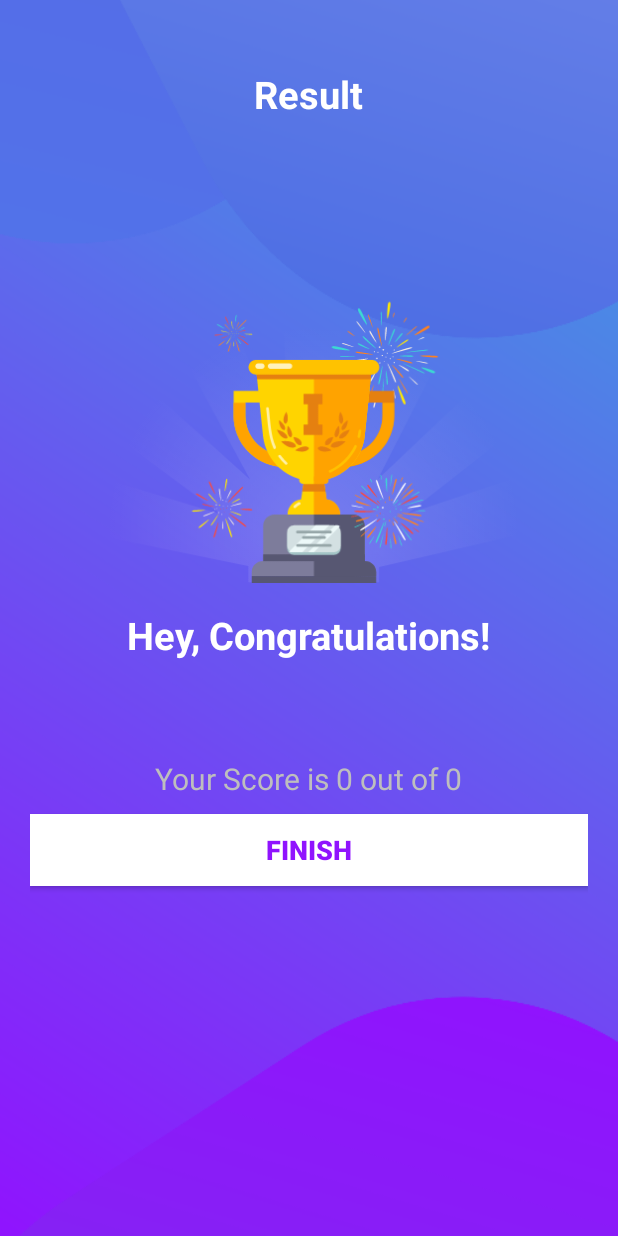
After one commit to im-somax/QuizApp, an Android app: the ResultActivity screen opened directly, with no data from a screen before it, on a phone screen of 412 x 824 dp. The commit adds this screen. Run offline under Robolectric (Android 15) with nearby library versions, the phone set to English and light mode, and no system bars.

Commit message:
Added Result screen

```diff
--- a/app/src/main/java/com/example/quizapp/Constants.kt
+++ b/app/src/main/java/com/example/quizapp/Constants.kt
@@ -1,6 +1,11 @@
 package com.example.quizapp
 
 object Constants{
+
+    const val USER_NAME: String = "user_name"
+    const val TOTAL_QUESTIONS: String = "total_question"
+    const val CORRECT_ANSWER: String = "correct_answers"
+
     fun getQuestions(): ArrayList<Question>{
         val questionList = ArrayList<Question>()
 
--- a/app/src/main/java/com/example/quizapp/MainActivity.kt
+++ b/app/src/main/java/com/example/quizapp/MainActivity.kt
@@ -21,6 +21,7 @@ class MainActivity : AppCompatActivity() {
                 Toast.makeText(this, "Please enter your name", Toast.LENGTH_SHORT).show()
             }else{
                 val intent = Intent(this, QuizQuestionActivity::class.java)
+                intent.putExtra(Constants.USER_NAME, et_name.text.toString())
                 startActivity(intent)
                 finish()
             }
--- /dev/null
+++ b/app/src/main/java/com/example/quizapp/ResultActivity.kt
@@ -0,0 +1,29 @@
+package com.example.quizapp
+
+import android.content.Intent
+import androidx.appcompat.app.AppCompatActivity
+import android.os.Bundle
+import android.view.View
+import kotlinx.android.synthetic.main.activity_result.*
+
+class ResultActivity : AppCompatActivity() {
+
+    override fun onCreate(savedInstanceState: Bundle?) {
+        super.onCreate(savedInstanceState)
+        setContentView(R.layout.activity_result)
+
+        window.decorView.systemUiVisibility = View.SYSTEM_UI_FLAG_FULLSCREEN
+
+        val username = intent.getStringExtra(Constants.USER_NAME)
+        tv_name.text = username
+
+        val totalQuestions = intent.getIntExtra(Constants.TOTAL_QUESTIONS,0)
+        val correctAnswers = intent.getIntExtra(Constants.CORRECT_ANSWER,0)
+        tv_score.text = "Your Score is $correctAnswers out of $totalQuestions"
+
+        btn_finish.setOnClickListener{
+            startActivity(Intent(this, MainActivity::class.java))
+            finish()
+        }
+    }
+}
--- /dev/null
+++ b/app/src/main/res/layout/activity_result.xml
@@ -0,0 +1,68 @@
+<?xml version="1.0" encoding="utf-8"?>
+<LinearLayout xmlns:android="http://schemas.android.com/apk/res/android"
+    xmlns:tools="http://schemas.android.com/tools"
+    android:layout_width="match_parent"
+    android:layout_height="match_parent"
+    android:background="@drawable/ic_bg"
+    android:orientation="vertical"
+    android:gravity="center_horizontal"
+    android:padding="20dp"
+    tools:context=".MainActivity">
+
+    <TextView
+        android:id="@+id/tv_result"
+        android:layout_width="wrap_content"
+        android:layout_height="wrap_content"
+        android:layout_marginTop="25dp"
+        android:text="Result"
+        android:textColor="@android:color/white"
+        android:textSize="25sp"
+        android:textStyle="bold" />
+
+    <ImageView
+        android:id="@+id/iv_trophy"
+        android:layout_width="wrap_content"
+        android:layout_height="wrap_content"
+        android:contentDescription="image"
+        android:src="@drawable/ic_trophy" />
+
+    <TextView
+        android:id="@+id/tv_congratulations"
+        android:layout_width="wrap_content"
+        android:layout_height="wrap_content"
+        android:layout_marginTop="16dp"
+        android:text="Hey, Congratulations!"
+        android:textColor="@android:color/white"
+        android:textSize="25sp"
+        android:textStyle="bold"/>
+
+    <TextView
+        android:id="@+id/tv_name"
+        android:layout_width="wrap_content"
+        android:layout_height="wrap_content"
+        android:layout_marginTop="25dp"
+        android:textColor="@android:color/white"
+        android:textSize="22sp"
+        android:textStyle="bold"
+        tools:text="Username" />
+
+    <TextView
+        android:id="@+id/tv_score"
+        android:layout_width="wrap_content"
+        android:layout_height="wrap_content"
+        android:layout_marginTop="10dp"
+        android:textColor="@android:color/secondary_text_dark"
+        android:textSize="20sp"
+        tools:text="Your Score is 9 out of 10" />
+
+    <Button
+        android:id="@+id/btn_finish"
+        android:layout_width="match_parent"
+        android:layout_height="wrap_content"
+        android:layout_marginTop="10dp"
+        android:background="@android:color/white"
+        android:text="FINISH"
+        android:textColor="@color/colorPrimary"
+        android:textSize="18sp"
+        android:textStyle="bold" />
+</LinearLayout>
```
Also changed, not shown: app/src/main/AndroidManifest.xml (+6 -3 lines), app/src/main/java/com/example/quizapp/QuizQuestionActivity.kt (+134 -6 lines), app/src/main/java/com/example/quizapp/SplashActivity.kt (added, +12 -0 lines), app/src/main/res/drawable/correct_option_border_bg.xml (added, +8 -0 lines), app/src/main/res/drawable/selected_option_border_bg.xml (added, +10 -0 lines), app/src/main/res/drawable/wrong_option_border_bg.xml (added, +8 -0 lines), app/src/main/res/layout/activity_splash.xml (added, +9 -0 lines), app/src/main/res/drawable-hdpi/ic_trophy.png (added), app/src/main/res/drawable-ldpi/ic_trophy.png (added), app/src/main/res/drawable-mdpi/ic_trophy.png (added), app/src/main/res/drawable-xhdpi/ic_trophy.png (added), app/src/main/res/drawable-xxhdpi/ic_trophy.png (added), app/src/main/res/drawable-xxxhdpi/ic_bg.png (added), app/src/main/res/drawable-xxxhdpi/ic_trophy.png (added).
